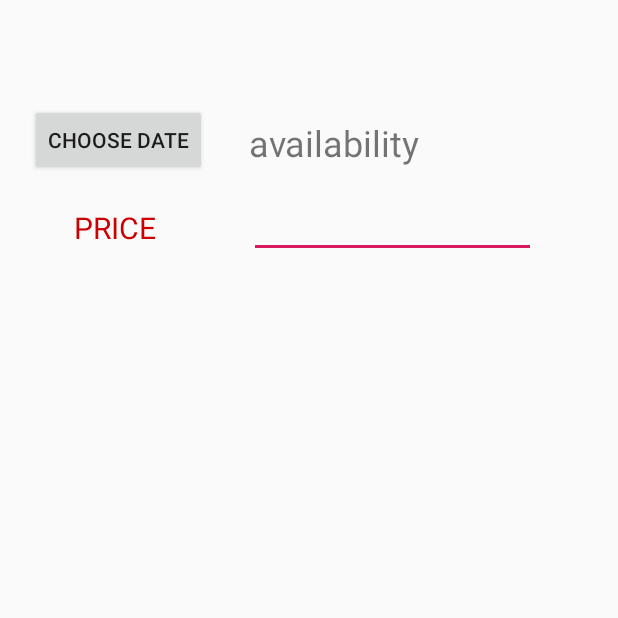
After one commit to marioinfante/Couchsurfer, an Android app: the NewPostActivity screen opened directly, with no data from a screen before it, on a phone screen of 412 x 824 dp, the top half of it. The commit adds this screen. Run offline under Robolectric (Android 15) with nearby library versions, the phone set to English and light mode, and no system bars.

Commit message:
progress on new post activity

```diff
--- a/app/src/main/AndroidManifest.xml
+++ b/app/src/main/AndroidManifest.xml
@@ -5,16 +5,16 @@
 
     <uses-permission android:name="android.permission.READ_EXTERNAL_STORAGE" />
     <uses-permission android:name="android.permission.WRITE_EXTERNAL_STORAGE" />
-    <uses-permission android:name="android.permission.ACCESS_NETWORK_STATE"/>
-    <uses-permission android:name="android.permission.CAMERA"/>
+    <uses-permission android:name="android.permission.ACCESS_NETWORK_STATE" />
+    <uses-permission android:name="android.permission.CAMERA" />
     <!--
      The ACCESS_COARSE/FINE_LOCATION permissions are not required to use
      Google Maps Android API v2, but you must specify either coarse or fine
      location permissions for the 'MyLocation' functionality.
--->
+    -->
     <uses-permission android:name="android.permission.ACCESS_FINE_LOCATION" />
     <uses-permission android:name="android.permission.INTERNET" />
-    <uses-permission android:name="com.google.android.providers.gsf.permission.READ_GSERVICES"/>
+    <uses-permission android:name="com.google.android.providers.gsf.permission.READ_GSERVICES" />
 
     <application
         android:allowBackup="true"
@@ -27,13 +27,13 @@
         <activity android:name=".MainActivity">
             <intent-filter>
                 <action android:name="android.intent.action.MAIN" />
+
                 <category android:name="android.intent.category.LAUNCHER" />
             </intent-filter>
         </activity>
-
-        <activity android:name=".LogInActivity"/>
-        <activity android:name=".SignUpActivity"/>
-
+        <activity android:name=".LogInActivity" />
+        <activity android:name=".SignUpActivity" />
+        <activity android:name=".NewPostActivity"></activity>
     </application>
 
 </manifest>
--- /dev/null
+++ b/app/src/main/java/cs184/cs/ucsb/edu/couchsurfer/NewPostActivity.java
@@ -0,0 +1,71 @@
+package cs184.cs.ucsb.edu.couchsurfer;
+
+import android.app.DatePickerDialog;
+import android.support.v7.app.AppCompatActivity;
+import android.os.Bundle;
+import android.view.View;
+import android.widget.Button;
+import android.widget.DatePicker;
+import android.widget.EditText;
+import android.widget.TextView;
+
+import java.util.Calendar;
+
+public class NewPostActivity extends AppCompatActivity implements View.OnClickListener {
+
+    private int year, month, day;
+
+    private Button dateButton;
+    private TextView titleTextView, dateTextView;
+    private EditText priceEditText;
+
+    private DatePickerDialogListener dateListener;
+
+    @Override
+    protected void onCreate(Bundle savedInstanceState) {
+        super.onCreate(savedInstanceState);
+        setContentView(R.layout.activity_new_post);
+
+        final Calendar c = Calendar.getInstance();
+        year = c.get(Calendar.YEAR);
+        month = c.get(Calendar.MONTH);
+        day = c.get(Calendar.DAY_OF_MONTH);
+
+        dateListener = new DatePickerDialogListener();
+
+        dateButton = findViewById(R.id.dateButton);
+        titleTextView = findViewById(R.id.titleTextView);
+        dateTextView = findViewById(R.id.dateTextView);
+        priceEditText = findViewById(R.id.priceEditText);
+
+        dateButton.setOnClickListener(this);
+
+    }
+
+    public void setDay(int day) { this.day = day; }
+
+    public void setMonth(int month) { this.month = month; }
+
+    public void setYear(int year) { this.year = year; }
+
+    @Override
+    public void onClick(View view) {
+        switch (view.getId()){
+            case R.id.dateButton:
+                DatePickerDialog datePickerDialog = new DatePickerDialog(NewPostActivity.this, dateListener,
+                        NewPostActivity.this.year, NewPostActivity.this.month, NewPostActivity.this.day);
+                datePickerDialog.show();
+                break;
+        }
+    }
+
+    private class DatePickerDialogListener implements DatePickerDialog.OnDateSetListener {
+        @Override
+        public void onDateSet(DatePicker datePicker, int year, int monthOfYear, int dayOfMonth) {
+            NewPostActivity.this.setYear(year);
+            NewPostActivity.this.setMonth(monthOfYear);
+            NewPostActivity.this.setDay(dayOfMonth);
+            dateTextView.setText((monthOfYear + 1) + "/" + dayOfMonth + "/" + year);
+        }
+    }
+}
--- /dev/null
+++ b/app/src/main/res/layout/activity_new_post.xml
@@ -0,0 +1,77 @@
+<?xml version="1.0" encoding="utf-8"?>
+<android.support.constraint.ConstraintLayout xmlns:android="http://schemas.android.com/apk/res/android"
+    xmlns:app="http://schemas.android.com/apk/res-auto"
+    xmlns:tools="http://schemas.android.com/tools"
+    android:layout_width="match_parent"
+    android:layout_height="match_parent"
+    tools:context=".NewPostActivity">
+
+    <Button
+        android:id="@+id/dateButton"
+        android:layout_width="wrap_content"
+        android:layout_height="wrap_content"
+        android:layout_marginStart="20dp"
+        android:layout_marginTop="16dp"
+        android:text="Choose Date"
+        app:layout_constraintStart_toStartOf="parent"
+        app:layout_constraintTop_toBottomOf="@+id/titleTextView" />
+
+    <TextView
+        android:id="@+id/titleTextView"
+        android:layout_width="352dp"
+        android:layout_height="37dp"
+        android:layout_marginStart="44dp"
+        android:layout_marginTop="16dp"
+        android:layout_marginEnd="8dp"
+        android:textColor="@android:color/holo_red_dark"
+        android:textSize="26sp"
+        android:textStyle="bold"
+        app:layout_constraintEnd_toEndOf="parent"
+        app:layout_constraintHorizontal_bias="1.0"
+        app:layout_constraintStart_toStartOf="parent"
+        app:layout_constraintTop_toTopOf="parent"
+        tools:text="@string/new_post_title" />
+
+    <TextView
+        android:id="@+id/dateTextView"
+        android:layout_width="191dp"
+        android:layout_height="43dp"
+        android:layout_marginStart="28dp"
+        android:layout_marginTop="20dp"
+        android:layout_marginEnd="8dp"
+        android:gravity="left|center"
+        android:text="availability"
+        android:textSize="24sp"
+        app:layout_constraintEnd_toEndOf="parent"
+        app:layout_constraintHorizontal_bias="0.0"
+        app:layout_constraintStart_toEndOf="@+id/dateButton"
+        app:layout_constraintTop_toBottomOf="@+id/titleTextView" />
+
+    <TextView
+        android:id="@+id/priceTextView"
+        android:layout_width="114dp"
+        android:layout_height="37dp"
+        android:layout_marginStart="20dp"
+        android:layout_marginTop="16dp"
+        android:capitalize="words"
+        android:gravity="center"
+        android:text="@string/price"
+        android:textColor="@android:color/holo_red_dark"
+        android:textSize="20sp"
+        app:layout_constraintStart_toStartOf="parent"
+        app:layout_constraintTop_toBottomOf="@+id/dateButton" />
+
+    <EditText
+        android:id="@+id/priceEditText"
+        android:layout_width="191dp"
+        android:layout_height="39dp"
+        android:layout_marginStart="32dp"
+        android:layout_marginTop="16dp"
+        android:layout_marginEnd="8dp"
+        android:ems="10"
+        android:inputType="textPersonName"
+        app:layout_constraintEnd_toEndOf="parent"
+        app:layout_constraintHorizontal_bias="0.0"
+        app:layout_constraintStart_toEndOf="@+id/priceTextView"
+        app:layout_constraintTop_toBottomOf="@+id/dateTextView" />
+</android.support.constraint.ConstraintLayout>
--- a/app/src/main/res/values/strings.xml
+++ b/app/src/main/res/values/strings.xml
@@ -1,3 +1,5 @@
 <resources>
     <string name="app_name">Couchsurfer</string>
+    <string name="new_post_title">NEW COUCHSURFER LISTING</string>
+    <string name="price">PRICE</string>
 </resources>
```
